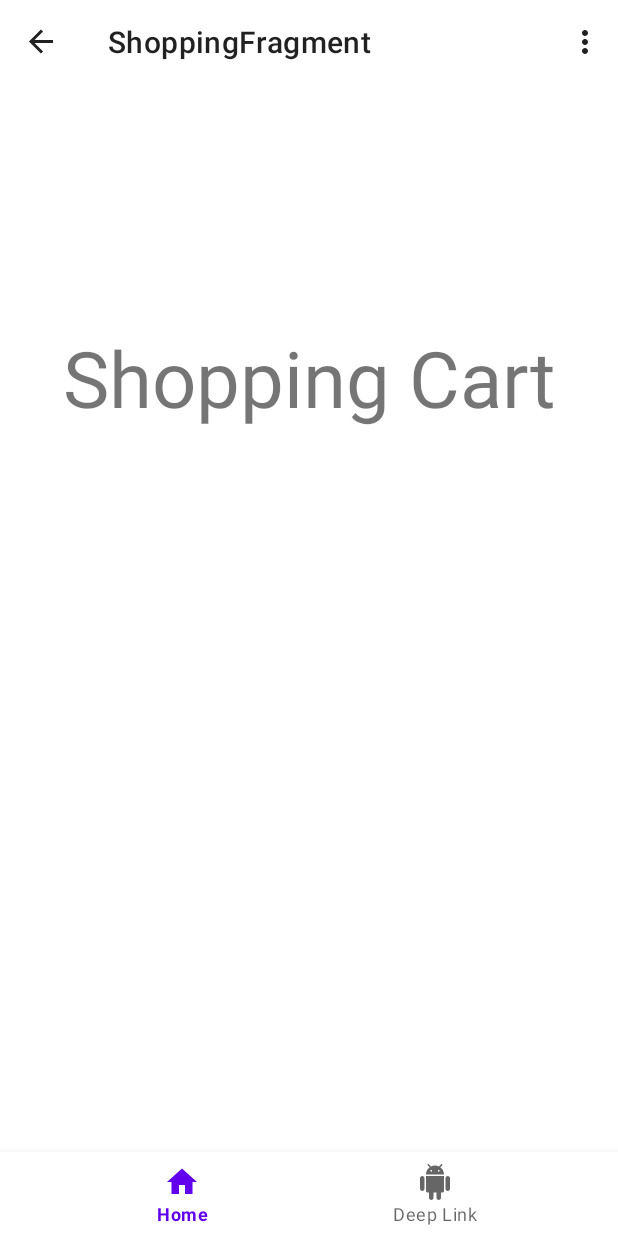
After one commit to andres2093/santander-android-avanzado, an Android app: the ShoppingFragment screen opened through its navigation route, on a phone screen of 412 x 824 dp. The commit adds this screen. Run offline under Robolectric (Android 15) with nearby library versions, the phone set to English and light mode, and no system bars; our stand-ins replace navigation-ui.

Commit message:
Nueva opcion navigation

```diff
--- a/Sesion-04/app/src/main/java/com/bedu/navigation/HomeFragment.kt
+++ b/Sesion-04/app/src/main/java/com/bedu/navigation/HomeFragment.kt
@@ -52,4 +52,8 @@ class HomeFragment : Fragment() {
         }
 
     }
+
+    override fun onCreateOptionsMenu(menu: Menu, inflater: MenuInflater) {
+        inflater.inflate(R.menu.main_menu, menu)
+    }
 }
--- /dev/null
+++ b/Sesion-04/app/src/main/java/com/bedu/navigation/ShoppingFragment.kt
@@ -0,0 +1,18 @@
+package com.bedu.navigation
+
+import android.os.Bundle
+import android.view.LayoutInflater
+import android.view.View
+import android.view.ViewGroup
+import androidx.fragment.app.Fragment
+
+class ShoppingFragment : Fragment() {
+
+    override fun onCreateView(
+        inflater: LayoutInflater,
+        container: ViewGroup?,
+        savedInstanceState: Bundle?
+    ): View? {
+        return inflater.inflate(R.layout.shopping_fragment, container, false)
+    }
+}
--- /dev/null
+++ b/Sesion-04/app/src/main/res/layout/shopping_fragment.xml
@@ -0,0 +1,22 @@
+<androidx.constraintlayout.widget.ConstraintLayout xmlns:android="http://schemas.android.com/apk/res/android"
+    xmlns:app="http://schemas.android.com/apk/res-auto"
+    xmlns:tools="http://schemas.android.com/tools"
+    android:layout_width="match_parent"
+    android:layout_height="match_parent"
+    tools:context=".SettingsFragment">
+
+    <TextView
+        android:id="@+id/text"
+        android:layout_width="match_parent"
+        android:layout_height="wrap_content"
+        android:text="@string/shopping_cart"
+        android:textAlignment="center"
+        android:textSize="52sp"
+        app:layout_constraintBottom_toBottomOf="parent"
+        app:layout_constraintEnd_toEndOf="parent"
+        app:layout_constraintHorizontal_bias="0.0"
+        app:layout_constraintStart_toStartOf="parent"
+        app:layout_constraintTop_toTopOf="parent"
+        app:layout_constraintVertical_bias="0.25" />
+
+</androidx.constraintlayout.widget.ConstraintLayout>
--- /dev/null
+++ b/Sesion-04/app/src/main/res/menu/main_menu.xml
@@ -0,0 +1,9 @@
+<?xml version="1.0" encoding="utf-8"?>
+<menu xmlns:android="http://schemas.android.com/apk/res/android"
+    xmlns:app="http://schemas.android.com/apk/res-auto">
+
+    <item android:id="@+id/shopping_dest"
+        android:icon="@drawable/ic_shopping_cart_white"
+        android:title="@string/shopping_cart"
+        app:showAsAction="ifRoom"/>
+</menu>
--- a/Sesion-04/app/src/main/res/navigation/mobile_navigation.xml
+++ b/Sesion-04/app/src/main/res/navigation/mobile_navigation.xml
@@ -64,4 +64,10 @@
         android:label="settings_fragment"
         tools:layout="@layout/settings_fragment" />
 
+    <fragment
+        android:id="@+id/shopping_dest"
+        android:name="com.bedu.navigation.ShoppingFragment"
+        android:label="ShoppingFragment"
+        tools:layout="@layout/shopping_fragment"/>
+
 </navigation>
```
